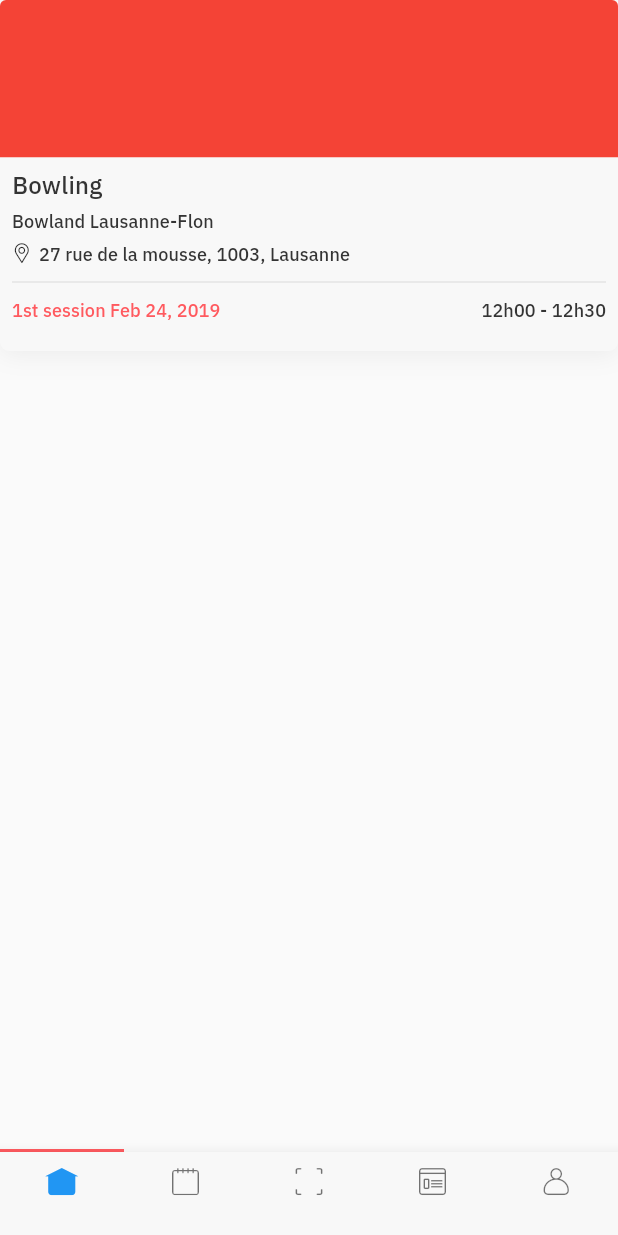
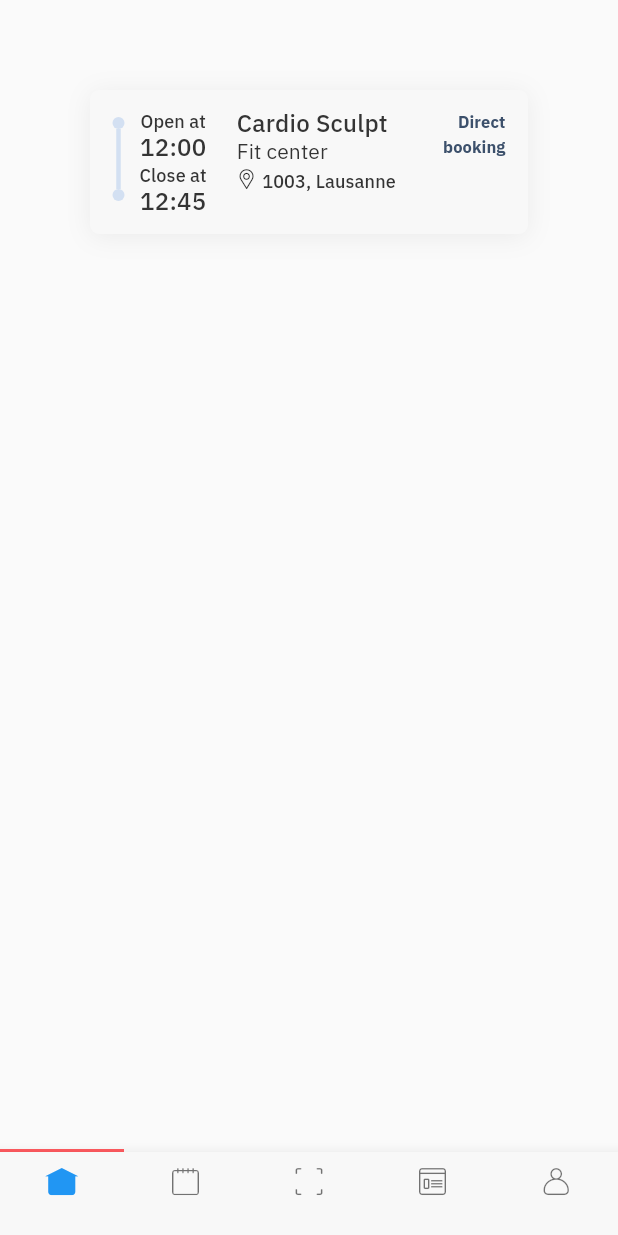
Before and after one commit to bhabinkh/ativiti, a Flutter app: the screen it shows after launch, on a phone screen of 412 x 824 dp. Run offline on Flutter 3.47's test engine with Material 2 defaults, Android fonts, the phone set to English and light mode, and no system bars; our stand-ins replace flutter_svg.

Commit message:
map box component updated

```diff
--- a/lib/application.dart
+++ b/lib/application.dart
@@ -9,17 +9,15 @@ class Application extends StatelessWidget {
     return Scaffold(
       bottomNavigationBar: BottomBar(),
       body: Padding(
-        padding: const EdgeInsets.all(0.0),
-        child: BoxActivityWeb(
-          activity: 'Bowling',
-          hasOpenClose: false,
-          timeFrom: '12h00',
-          timeTo: '12h30',
-          asset: "",
-          date: '1st session Feb 24, 2019',
-          location: '27 rue de la mousse, 1003, Lausanne',
-          place: 'Bowland Lausanne-Flon',
-          // onCheckoutCallback: ()_,
+        padding: const EdgeInsets.all(60.0),
+        child: MapBox(
+          bookingType: BookingType.DIRECT_BOOKING,
+          endTime: '12:45',
+          location: '1003, Lausanne',
+          place: 'Fit center',
+          hasOpensAtClosesAt: true,
+          startTime: '12:00',
+          title: "Cardio Sculpt",
         ),
       ),
     );
--- a/lib/components/box-components/mapBox.dart
+++ b/lib/components/box-components/mapBox.dart
@@ -9,18 +9,21 @@ class MapBox extends StatelessWidget {
   final String title;
   final String place;
   final String location;
-  final double rating;
+  final bool hasOpensAtClosesAt;
+  // final double rating;
   final BookingType bookingType;
-  const MapBox({
-    Key key,
+  const MapBox(
+      {Key key,
       @required this.startTime,
       @required this.endTime,
       @required this.title,
       @required this.place,
       @required this.bookingType,
       @required this.location,
-    @required this.rating,
-  }) : super(key: key);
+      @required this.hasOpensAtClosesAt
+      // @required this.rating,
+      })
+      : super(key: key);
   @override
   Widget build(BuildContext context) {
     return Container(
@@ -29,28 +32,76 @@ class MapBox extends StatelessWidget {
         color: AtivitiColors.white,
         boxShadow: [
           BoxShadow(
-            color: AtivitiColors.brownGrey.withOpacity(0.2),
-            spreadRadius: 2,
-            blurRadius: 1,
+            color: AtivitiColors.brownGrey.withOpacity(0.16),
+            spreadRadius: 0,
+            blurRadius: 14,
+            offset: Offset(0, 2),
           )
         ],
       ),
-      padding: EdgeInsets.symmetric(horizontal: 15, vertical: 25),
+      padding: EdgeInsets.symmetric(horizontal: 15, vertical: 12),
       child: Row(
         mainAxisSize: MainAxisSize.min,
         crossAxisAlignment: CrossAxisAlignment.start,
         children: <Widget>[
+          if (hasOpensAtClosesAt) ...[
+            Column(
+              mainAxisSize: MainAxisSize.min,
+              mainAxisAlignment: MainAxisAlignment.center,
+              children: <Widget>[
+                SizedBox(
+                  height: 6,
+                ),
+                Container(
+                  height: 8,
+                  width: 8,
+                  decoration: BoxDecoration(
+                    shape: BoxShape.circle,
+                    color: AtivitiColors.lightPeriwinkle,
+                  ),
+                ),
+                Container(
+                  width: 3,
+                  height: 40,
+                  color: AtivitiColors.lightPeriwinkle,
+                ),
+                Container(
+                  height: 8,
+                  width: 8,
+                  decoration: BoxDecoration(
+                    color: AtivitiColors.lightPeriwinkle,
+                    shape: BoxShape.circle,
+                  ),
+                ),
+              ],
+            ),
+            SizedBox(
+              width: 10,
+            ),
+          ],
           Column(
             mainAxisSize: MainAxisSize.min,
             mainAxisAlignment: MainAxisAlignment.start,
             children: <Widget>[
+              if (hasOpensAtClosesAt)
+                Text(
+                  'Open at',
+                  style: AtivitiTypography.h6LabelBlack.copyWith(height: 1.33),
+                ),
               Text(
                 startTime,
-                style: AtivitiTypography.h4TitleMenuBlack,
+                style:
+                    AtivitiTypography.h4TitleMenuBlack.copyWith(height: 1.25),
+              ),
+              if (hasOpensAtClosesAt)
+                Text(
+                  'Close at',
+                  style: AtivitiTypography.h6LabelBlack.copyWith(height: 1.33),
                 ),
               Text(
                 endTime,
-                style: AtivitiTypography.h4TitleMenuBlack,
+                style:
+                    AtivitiTypography.h4TitleMenuBlack.copyWith(height: 1.25),
               ),
             ],
           ),
@@ -64,11 +115,12 @@ class MapBox extends StatelessWidget {
             children: <Widget>[
               Text(
                 title,
-                style: AtivitiTypography.h4TitleMenuBlack,
+                style:
+                    AtivitiTypography.h4TitleMenuBlack.copyWith(height: 1.25),
               ),
               Text(
                 place,
-                style: AtivitiTypography.h5Title,
+                style: AtivitiTypography.h5Title.copyWith(height: 1.3),
               ),
               Row(
                 children: <Widget>[
@@ -81,26 +133,30 @@ class MapBox extends StatelessWidget {
                   ),
                   Text(
                     location,
-                    style: AtivitiTypography.h6LabelBlack,
+                    style:
+                        AtivitiTypography.h6LabelBlack.copyWith(height: 1.58),
                   ),
                 ],
               ),
-              Row(
-                children: <Widget>[
-                  Icon(
-                    AtivitiIcons.star,
-                    color: AtivitiColors.coralPink,
-                    size: 13,
+              SizedBox(
+                height: 7,
               ),
-                  SizedBox(
-                    width: 4,
-                  ),
-                  Text(
-                    rating.toString(),
-                    style: AtivitiTypography.h6LabelBlack,
-                  ),
-                ],
-              ),
+              // Row(
+              //   children: <Widget>[
+              //     Icon(
+              //       AtivitiIcons.star,
+              //       color: AtivitiColors.coralPink,
+              //       size: 13,
+              //     ),
+              //     SizedBox(
+              //       width: 4,
+              //     ),
+              //     Text(
+              //       rating.toString(),
+              //       style: AtivitiTypography.h6LabelBlack,
+              //     ),
+              //   ],
+              // ),
             ],
           ),
           Spacer(),
@@ -111,7 +167,7 @@ class MapBox extends StatelessWidget {
                 Text(
                   'Direct\nbooking',
                   style: AtivitiTypography.h6LabelBlue.copyWith(
-                    height: 1.9,
+                    height: 1.5,
                     color: AtivitiColors.dusk,
                   ),
                   textAlign: TextAlign.right,
@@ -120,7 +176,7 @@ class MapBox extends StatelessWidget {
                 Text(
                   'Booking\nrequest',
                   style: AtivitiTypography.h6LabelBlue.copyWith(
-                    height: 1.9,
+                    height: 1.5,
                     color: AtivitiColors.dusk,
                   ),
                   textAlign: TextAlign.right,
@@ -128,11 +184,18 @@ class MapBox extends StatelessWidget {
               if (this.bookingType == BookingType.BOOKED)
                 Row(
                   children: <Widget>[
-                    // TODO ADD CHECK ICON HERE
+                    Icon(
+                      Icons.check,
+                      size: 11,
+                      color: Color(0xff28aa08),
+                    ),
+                    SizedBox(
+                      width: 4,
+                    ),
                     Text(
                       'Booked',
                       style: AtivitiTypography.h6LabelBlue.copyWith(
-                        height: 1.9,
+                        height: 1.5,
                         color: Color(0xff28aa08),
                       ),
                       textAlign: TextAlign.right,
@@ -143,7 +206,7 @@ class MapBox extends StatelessWidget {
                 Text(
                   'Waiting\nlist',
                   style: AtivitiTypography.h6LabelBlue.copyWith(
-                    height: 1.9,
+                    height: 1.5,
                     color: AtivitiColors.tangerine,
                   ),
                   textAlign: TextAlign.right,
```
Lines whose indentation alone changed are shown as unchanged.
